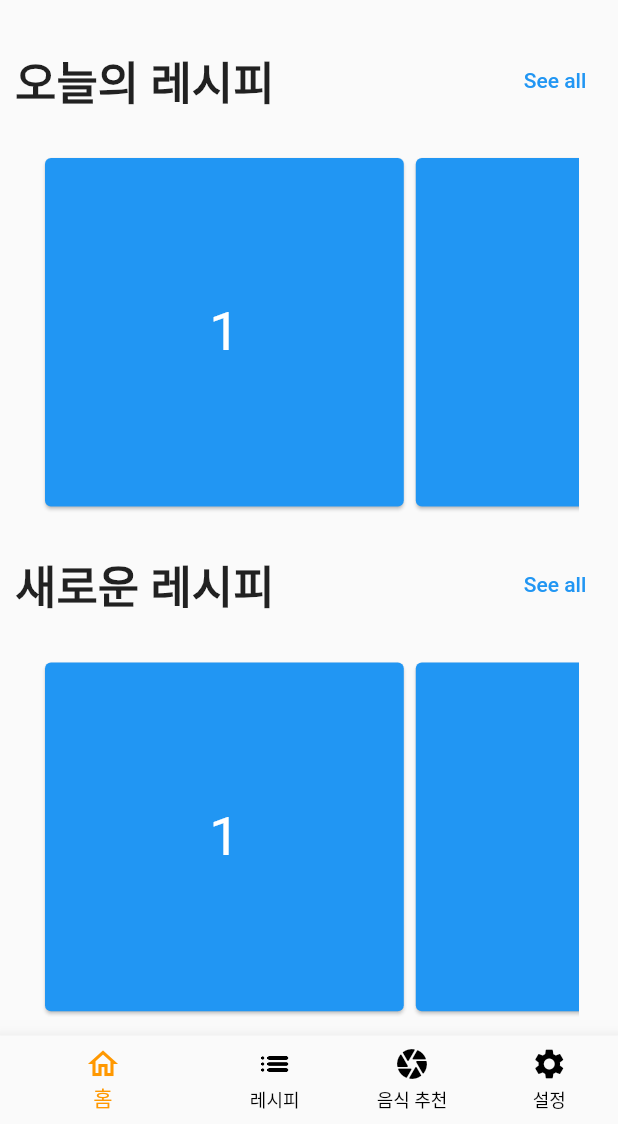
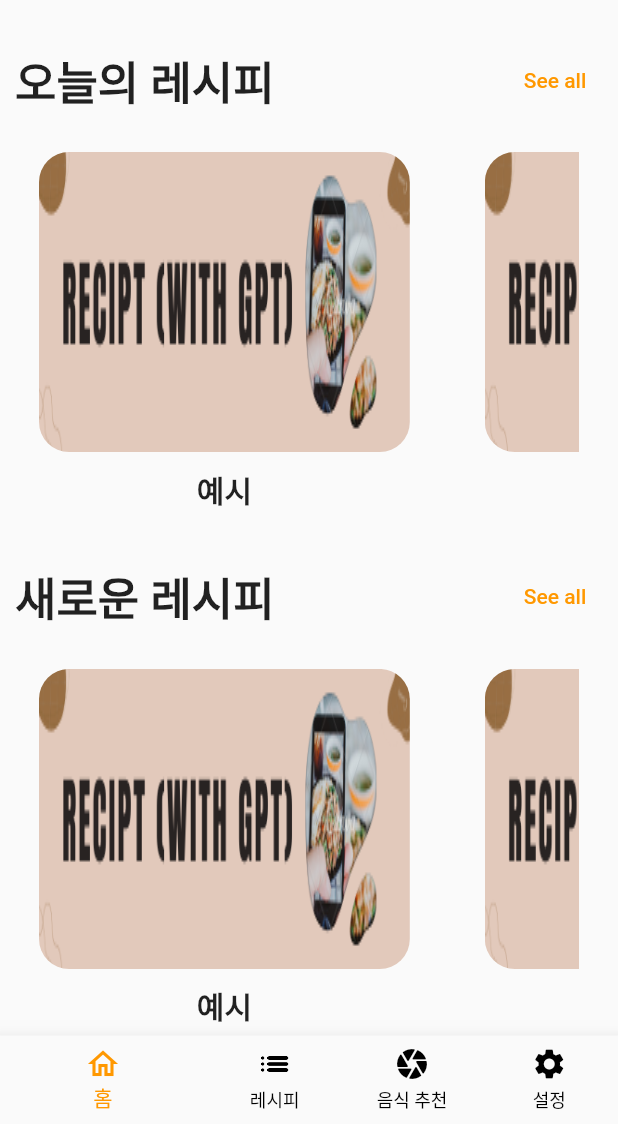
Before and after one commit to Capstone-ReciPT/ReciPT-frontend, a Flutter app: the screen it shows after launch, scrolled down 576 dp, after a tap on "See all", on a phone screen of 412 x 824 dp, the part 112-1236 px from its top. Run offline on Flutter 3.47's test engine with Material 2 defaults, Android fonts, the light colour scheme and no system bars; drawn by our look-alikes of carousel_slider; our stand-ins replace dots_indicator, flutter_rating_bar, flutter_svg, flutter_tts, get, speech_to_text.

Commit message:
made main page frame

```diff
--- a/lib/MainPage/TodayRecipe.dart
+++ b/lib/MainPage/TodayRecipe.dart
@@ -25,8 +25,10 @@ class HomeBanner extends StatelessWidget {
         height: 100,
         autoPlay: false,
         viewportFraction: 1,
+        initialPage: 0,
+        enableInfiniteScroll: false,
         onPageChanged: (index, reason) {
-          controller.changeDotIndex(index);
+          controller.changeBannerIndex(index);
         },
       ),
       items: foodList.map((data) {
@@ -48,10 +50,10 @@ class HomeBanner extends StatelessWidget {
                   child: Container(
                     color: Colors.black54,
                     padding: EdgeInsets.symmetric(horizontal: 10),
-                    child: Text(
-                      "1 / 4",
+                    child: Obx(() => Text(
+                      "${controller.bannerIndex.value+1} / 3",
                       style: TextStyle(color: Colors.white70,fontWeight: FontWeight.w800),
-                    ),
+                    ),)
                   ),
                 )
               )
@@ -153,7 +155,7 @@ class PopularRecipe extends StatelessWidget {
             textBaseline: TextBaseline.ideographic,
             children: [
               Text('인기 레시피',style: TextStyle(fontSize: 30,fontWeight: FontWeight.w800),),
-              TextButton(onPressed: (){}, child: Text('See all',)),
+              TextButton(onPressed: (){}, child: Text('See all',style: TextStyle(color: Colors.orange),)),
             ],
           ),
         CarouselSlider(
@@ -186,7 +188,7 @@ class PopularRecipe extends StatelessWidget {
             textBaseline: TextBaseline.ideographic,
             children: [
               Text('오늘의 레시피',style: TextStyle(fontSize: 30,fontWeight: FontWeight.w800),),
-              TextButton(onPressed: (){}, child: Text('See all',)),
+              TextButton(onPressed: (){}, child: Text('See all',style: TextStyle(color: Colors.orange),)),
             ],
           ),
           TodayRecipe(),
@@ -196,7 +198,7 @@ class PopularRecipe extends StatelessWidget {
             textBaseline: TextBaseline.ideographic,
             children: [
               Text('새로운 레시피',style: TextStyle(fontSize: 30,fontWeight: FontWeight.w800),),
-              TextButton(onPressed: (){}, child: Text('See all',)),
+              TextButton(onPressed: (){}, child: Text('See all',style: TextStyle(color: Colors.orange),)),
             ],
           ),
           NewRecipe(),
@@ -212,17 +214,26 @@ class TodayRecipe extends StatelessWidget {
   Widget build(BuildContext context) {
     return Container(
       padding: EdgeInsets.symmetric(horizontal: 16.0, vertical: 24.0),
-      height: MediaQuery.of(context).size.height * 0.35,
+      height: MediaQuery.of(context).size.height * 0.36,
       child: ListView.builder(
           scrollDirection: Axis.horizontal,
           itemCount: foodList.length, itemBuilder: (context, index) {
         return Container(
           width: MediaQuery.of(context).size.width * 0.6,
-          child: Card(
-            color: Colors.blue,
-            child: Container(
-              child: Center(child: Text('1', style: TextStyle(color: Colors.white, fontSize: 36.0),)),
-            ),
+          height: 300,
+          margin: EdgeInsets.only(right: 50),
+          child: Column(
+            children: [
+              ClipRRect(
+                borderRadius: BorderRadius.circular(20.0),
+                child: Image.asset(
+                  'assets/Banner/banner.png',
+                  fit: BoxFit.fill,
+                  height: 200,
+                ),
+              ),
+              Container(margin: EdgeInsets.only(top: 10),child: Text('예시',style: TextStyle(fontSize: 20,fontWeight: FontWeight.w700,),overflow: TextOverflow.ellipsis,)),
+            ],
           ),
         );
       }),
@@ -237,20 +248,29 @@ class NewRecipe extends StatelessWidget {
   Widget build(BuildContext context) {
     return Container(
       padding: EdgeInsets.symmetric(horizontal: 16.0, vertical: 24.0),
-      height: MediaQuery.of(context).size.height * 0.35,
+      height: MediaQuery.of(context).size.height * 0.36,
       child: ListView.builder(
           scrollDirection: Axis.horizontal,
           itemCount: foodList.length, itemBuilder: (context, index) {
         return Container(
           width: MediaQuery.of(context).size.width * 0.6,
-          child: Card(
-            color: Colors.blue,
-            child: Container(
-              child: Center(child: Text('1', style: TextStyle(color: Colors.white, fontSize: 36.0),)),
-            ),
+          height: 300,
+          margin: EdgeInsets.only(right: 50),
+          child: Column(
+            children: [
+              ClipRRect(
+                borderRadius: BorderRadius.circular(20.0),
+                child: Image.asset(
+                  'assets/Banner/banner.png',
+                  fit: BoxFit.fill,
+                  height: 200,
+                ),
+              ),
+              Container(margin: EdgeInsets.only(top: 10),child: Text('예시',style: TextStyle(fontSize: 20,fontWeight: FontWeight.w700,),overflow: TextOverflow.ellipsis,)),
+            ],
           ),
         );
       }),
-    );;
+    );
   }
 }
--- a/lib/main.dart
+++ b/lib/main.dart
@@ -20,11 +20,16 @@ class Controller extends GetxController{
   var count= 0.obs;
   var currentDotIndex = 0.obs;
   var currentTab = 0.obs;
+  var bannerIndex = 0.obs;
   changeDotIndex(index){
     currentDotIndex.value = index;
   }
   changeTab(index){
     currentTab.value = index;
+  }
+  changeBannerIndex(index){
+    bannerIndex.value = index;
+    print(bannerIndex.value);
   }
 }
 
```
Also changed, not shown: assets/Banner/ReciptBanner.png (added), assets/Banner/banner.png (added), assets/icons/refrigerator.svg (added), assets/icons/review.svg (added), assets/icons/today.svg (added), assets/icons/writing.svg (added).
